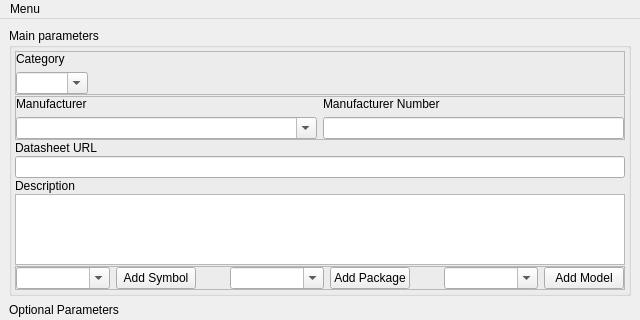
Before: the Qt Designer form src/ui/mainwindow.ui in BamWolf/altium-common-library.client, drawn with Qt 5; both pictures show x 0 to 640 and y 0 to 320 of the 640 by 480 pixel window.
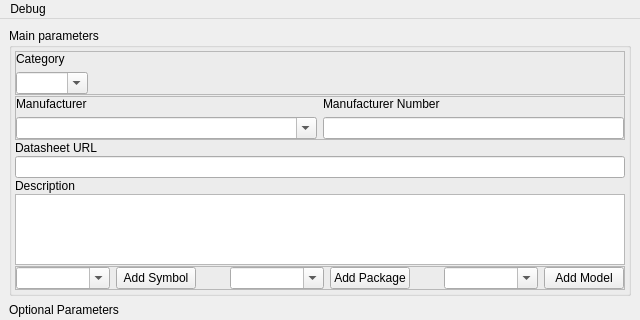
After: the same form once the commit is applied.

Patch:
```diff
--- a/src/ui/mainwindow.ui
+++ b/src/ui/mainwindow.ui
@@ -601,7 +601,7 @@
    </property>
    <widget class="QMenu" name="menuDo">
     <property name="title">
-     <string>Menu</string>
+     <string>Debug</string>
     </property>
     <addaction name="actionDrop"/>
     <addaction name="separator"/>
```
Left out of the diff: 8 changed lines with no effect on the pictures.
